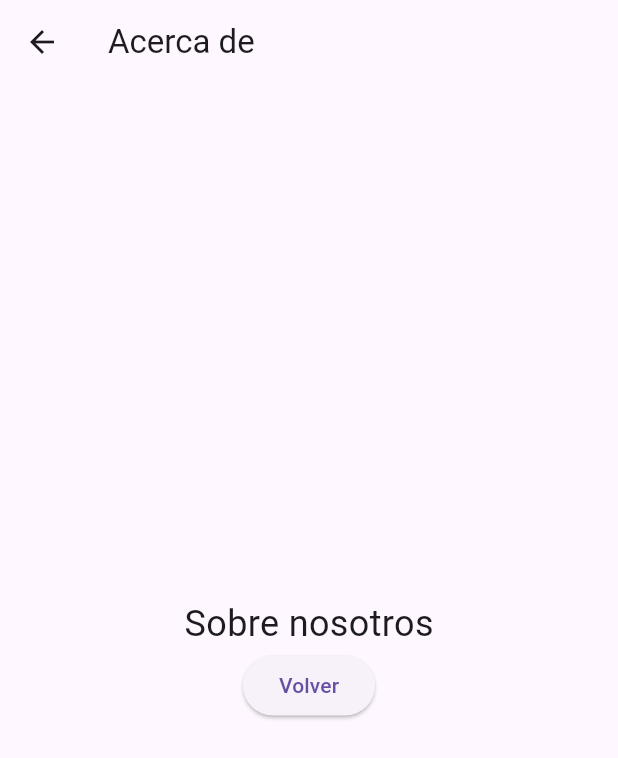
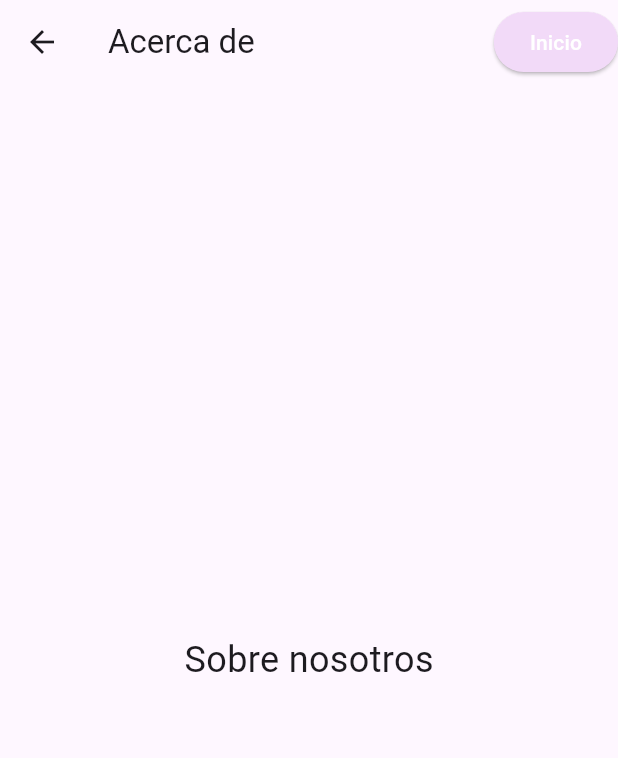
Before and after one commit to katty0055/kgaona-flutter-002, a Flutter app: the PantallaAcerca screen opened directly, on a phone screen of 412 x 824 dp. Shown: the top 758 px of the screen. Run offline on Flutter 3.47's test engine with Material 3 defaults, Android fonts, the phone set to English and light mode, and no system bars.

Commit message:
Prompt 4, correccion de ubicacion de boton
Se corrigio la ubicacion del boton inicio de las
pantallas acerca y contacto, ya que el ejercicio
pedia que sea en la AppBar.

```diff
--- a/lib/views/pantalla_acerca.dart
+++ b/lib/views/pantalla_acerca.dart
@@ -4,7 +4,21 @@ class PantallaAcerca extends StatelessWidget {
   @override
   Widget build(BuildContext context) {
     return Scaffold(
-      appBar: AppBar(title: Text('Acerca de')),
+      appBar: AppBar(title: Text('Acerca de'),
+      actions: [
+          ElevatedButton(
+            onPressed: () {
+              Navigator.pop(context); // Regresa a la pantalla anterior (Inicio)
+            },
+            style: ElevatedButton.styleFrom(
+              backgroundColor: const Color.fromARGB(255, 242, 218, 248), // Color de fondo del botón
+              foregroundColor: Colors.white,  // Color del texto
+              elevation: 1,                   // Sin sombra para que combine con la AppBar
+            ),
+            child: const Text('Inicio'),
+          ),
+        ],
+      ),
       body: Center(
         child: Column(
           mainAxisAlignment: MainAxisAlignment.center,
@@ -13,12 +27,6 @@ class PantallaAcerca extends StatelessWidget {
             'Sobre nosotros',
             style: TextStyle(fontSize: 24),
             ),
-            ElevatedButton(
-                onPressed: () {
-                  Navigator.pop(context); // Regresa a la pantalla anterior
-                },
-                child: Text('Volver'),
-              ),
           ]
         )
       ),
--- a/lib/views/pantalla_contacto.dart
+++ b/lib/views/pantalla_contacto.dart
@@ -4,7 +4,21 @@ class PantallaContacto extends StatelessWidget {
   @override
   Widget build(BuildContext context) {
     return Scaffold(
-      appBar: AppBar(title: Text('Contacto')),
+      appBar: AppBar(title: Text('Contacto'),
+      actions: [
+          ElevatedButton(
+            onPressed: () {
+              Navigator.pop(context); // Regresa a la pantalla anterior (Inicio)
+            },
+            style: ElevatedButton.styleFrom(
+              backgroundColor: const Color.fromARGB(255, 242, 218, 248), // Color de fondo del botón
+              foregroundColor: Colors.white,  // Color del texto
+              elevation: 1,                   // Sin sombra para que combine con la AppBar
+            ),
+            child: const Text('Inicio'),
+          ),
+        ],
+      ),
       body: Center(
         child:Column(
           mainAxisAlignment: MainAxisAlignment.center,
@@ -13,12 +27,6 @@ class PantallaContacto extends StatelessWidget {
               'Contáctanos',
               style: TextStyle(fontSize: 24),
             ),
-            ElevatedButton(
-              onPressed: () {
-                Navigator.pop(context); // Regresa a la pantalla anterior
-              },
-              child: Text('Volver'),
-            ),
           ],
         ),
       ),
```
